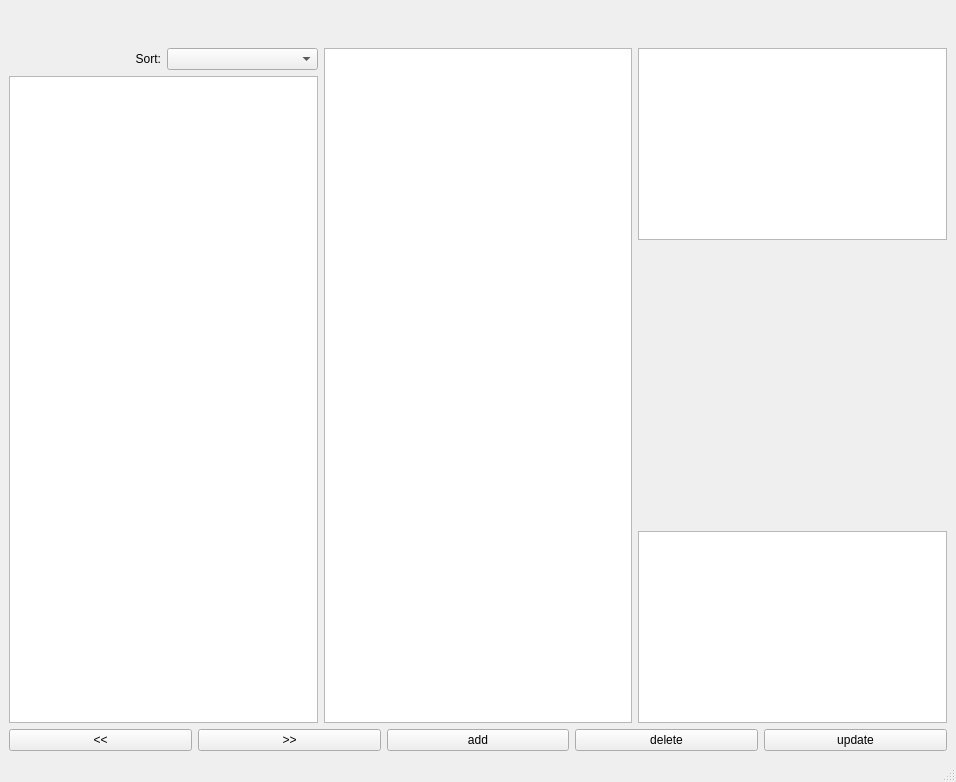
artemsmolyak/books, file mainwindow.ui: the form before one commit.
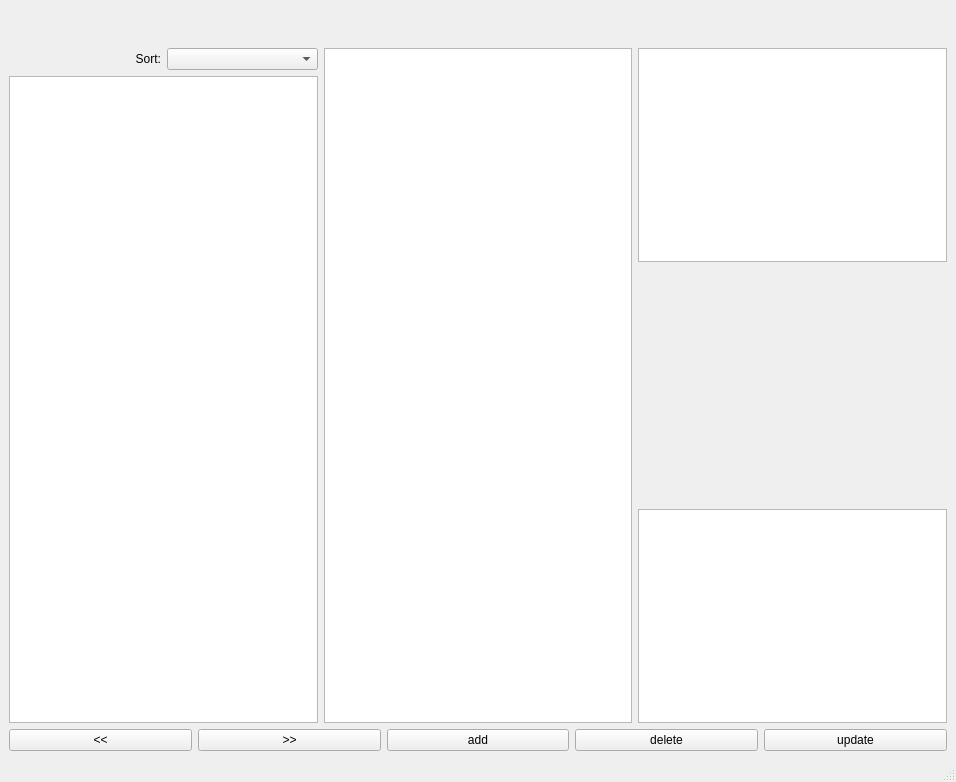
The form after the commit. Icons and pictures are not drawn.

Commit message: choose first item auto

```diff
--- a/mainwindow.ui
+++ b/mainwindow.ui
@@ -148,19 +148,6 @@
           </property>
          </widget>
         </item>
-        <item>
-         <spacer name="verticalSpacer">
-          <property name="orientation">
-           <enum>Qt::Vertical</enum>
-          </property>
-          <property name="sizeHint" stdset="0">
-           <size>
-            <width>20</width>
-            <height>40</height>
-           </size>
-          </property>
-         </spacer>
-        </item>
         <item>
          <widget class="QTextEdit" name="additionalWin2">
           <property name="sizePolicy">
```
The commit also changes 2 other files.
